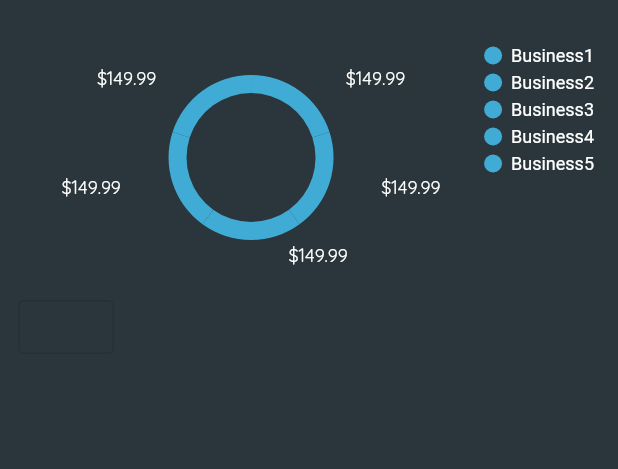
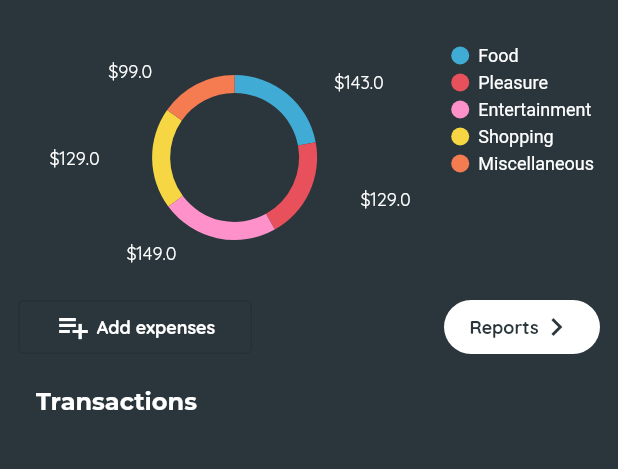
Before and after one commit to pdpratyush16/MoneyManager, a Flutter app: the screen it shows after launch, on a phone screen of 412 x 824 dp, the part 57-526 px from its top. Run offline on Flutter 3.47's test engine with Material 2 defaults, Android fonts, the phone set to English and light mode, and no system bars; our stand-ins replace charts_flutter.

Commit message:
Expense categories added

```diff
--- a/money_manager/lib/design/header.dart
+++ b/money_manager/lib/design/header.dart
@@ -13,11 +13,11 @@ class Header extends StatelessWidget {
       colorFn: (Expense expense, _) =>
           charts.ColorUtil.fromDartColor(expense.color),
       data: [
-        Expense('Business1', 149.99, Color(0xff40abd5)),
-        Expense('Business2', 149.99, Color(0xff40abd5)),
-        Expense('Business3', 149.99, Color(0xff40abd5)),
-        Expense('Business4', 149.99, Color(0xff40abd5)),
-        Expense('Business5', 149.99, Color(0xff40abd5)),
+        Expense('Food', 143, Color(0xff40abd5)),
+        Expense('Pleasure', 129, Color(0xffe8505b)),
+        Expense('Entertainment', 149, Color(0xfffe91ca)),
+        Expense('Shopping', 129, Color(0xfff6d743)),
+        Expense('Miscellaneous', 99, Color(0xfff57b51)),
       ],
     ),
   ];
@@ -41,14 +41,83 @@ class Header extends StatelessWidget {
             ),
             SizedBox(height: 14),
             Row(
+              mainAxisAlignment: MainAxisAlignment.spaceBetween,
               children: <Widget>[
                 OutlinedButton(
                   onPressed: () {},
-                  style: ButtonStyle(),
-                  child: Container(),
+                  // borderSide: BorderSide(),
+                  // style: ButtonStyle(
+                  //   shape: ,
+                  // ),
+                  // TODO: Make border radius and shape
+                  child: Container(
+                    width: 124,
+                    child: Row(
+                      mainAxisAlignment: MainAxisAlignment.center,
+                      children: <Widget>[
+                        Icon(
+                          Icons.playlist_add,
+                          color: Colors.white,
+                        ),
+                        SizedBox(
+                          width: 4,
+                        ),
+                        Text(
+                          'Add expenses',
+                          style: TextStyle(
+                            fontSize: 12,
+                            color: Colors.white,
+                            fontWeight: FontWeight.bold,
+                          ),
+                        ),
+                      ],
+                    ),
+                  ),
+                ),
+                FlatButton(
+                  onPressed: () {},
+                  color: Colors.white,
+                  shape: RoundedRectangleBorder(
+                    borderRadius: BorderRadius.circular(24),
+                  ),
+                  child: Container(
+                    width: 72,
+                    child: Row(
+                      mainAxisAlignment: MainAxisAlignment.center,
+                      children: <Widget>[
+                        Text(
+                          'Reports',
+                          style: TextStyle(
+                            fontSize: 12,
+                            color: primaryColor,
+                            fontWeight: FontWeight.bold,
+                          ),
+                        ),
+                        Icon(
+                          Icons.navigate_next,
+                          color: primaryColor,
+                        )
+                      ],
+                    ),
+                  ),
                 ),
               ],
-            )
+            ),
+            SizedBox(
+              height: 16,
+            ),
+            Padding(
+              padding: EdgeInsets.only(left: 12),
+              child: Text(
+                'Transactions',
+                style: TextStyle(
+                  fontSize: 16,
+                  color: Colors.white,
+                  fontFamily: 'Montserrat',
+                  fontWeight: FontWeight.bold,
+                ),
+              ),
+            ),
           ],
         ),
       ),
--- a/money_manager/lib/screens/home.dart
+++ b/money_manager/lib/screens/home.dart
@@ -17,7 +17,7 @@ class _HomePageState extends State<HomePage> {
           onPressed: () {},
         ),
         centerTitle: true,
-        title: const Text(
+        title: Text(
           'Money Manager',
           style: TextStyle(
             fontSize: 16.0,
@@ -34,8 +34,14 @@ class _HomePageState extends State<HomePage> {
           ),
         ],
       ),
-      body: Column(
-        children: <Widget>[Header()],
+      body: Stack(
+        children: <Widget>[
+          Column(
+            children: <Widget>[
+              Header(),
+            ],
+          ),
+        ],
       ),
     );
   }
```
